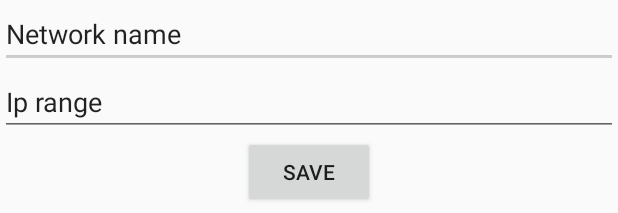
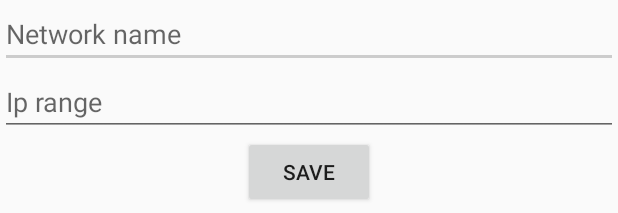
Before and after one commit to Nielugin/booterAndroidApp, an Android app: the layout activity_add_network.xml on its own in the app's theme, with its tools: preview values and no code run, on a phone screen of 412 x 824 dp. Shown: the top 213 px of the screen. Run offline under Robolectric (Android 15) with nearby library versions, the phone set to English and light mode, and no system bars.

Commit message:
First commit

```diff
--- a/app/src/main/res/layout/activity_add_network.xml
+++ b/app/src/main/res/layout/activity_add_network.xml
@@ -8,7 +8,7 @@
         android:layout_width="match_parent"
         android:layout_height="wrap_content"
         android:inputType="textPersonName"
-        android:text="@string/network_name"
+        android:hint="@string/network_name"
         android:ems="10"
         android:id="@+id/network_name" />
 
@@ -16,7 +16,7 @@
         android:layout_width="match_parent"
         android:layout_height="wrap_content"
         android:id="@+id/ip_range"
-        android:text="@string/ip_range" />
+        android:hint="@string/ip_range" />
 
     <Button
         android:layout_width="wrap_content"
@@ -25,4 +25,18 @@
         android:id="@+id/Create"
         android:layout_gravity="center_horizontal"
         android:onClick="saveNetwork" />
+
+    <android.support.v4.widget.NestedScrollView
+        android:layout_width="match_parent"
+        android:layout_height="match_parent">
+
+        <TableLayout
+            android:id="@+id/network_table"
+            android:layout_width="match_parent"
+            android:layout_height="match_parent"
+            android:isScrollContainer="true">
+
+        </TableLayout>
+
+    </android.support.v4.widget.NestedScrollView>
 </LinearLayout>
```
Also changed, not shown: app/src/main/java/com/jeanjulien/boucheron/booter/AddNetworkActivity.java (+71 -1 lines).
